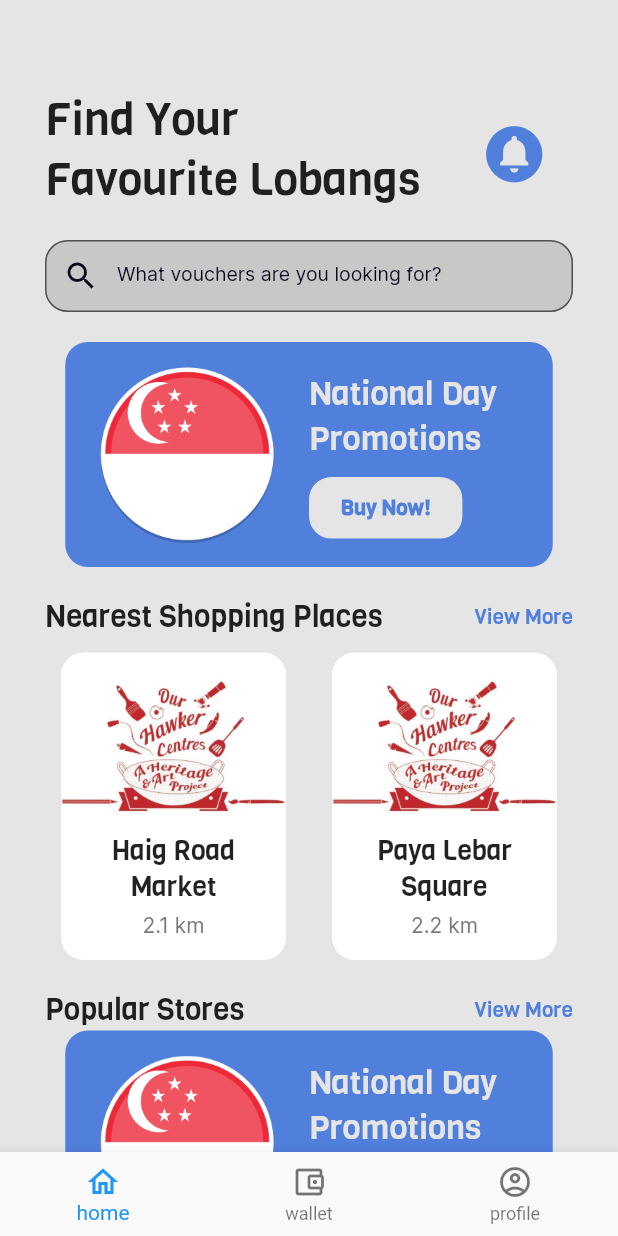
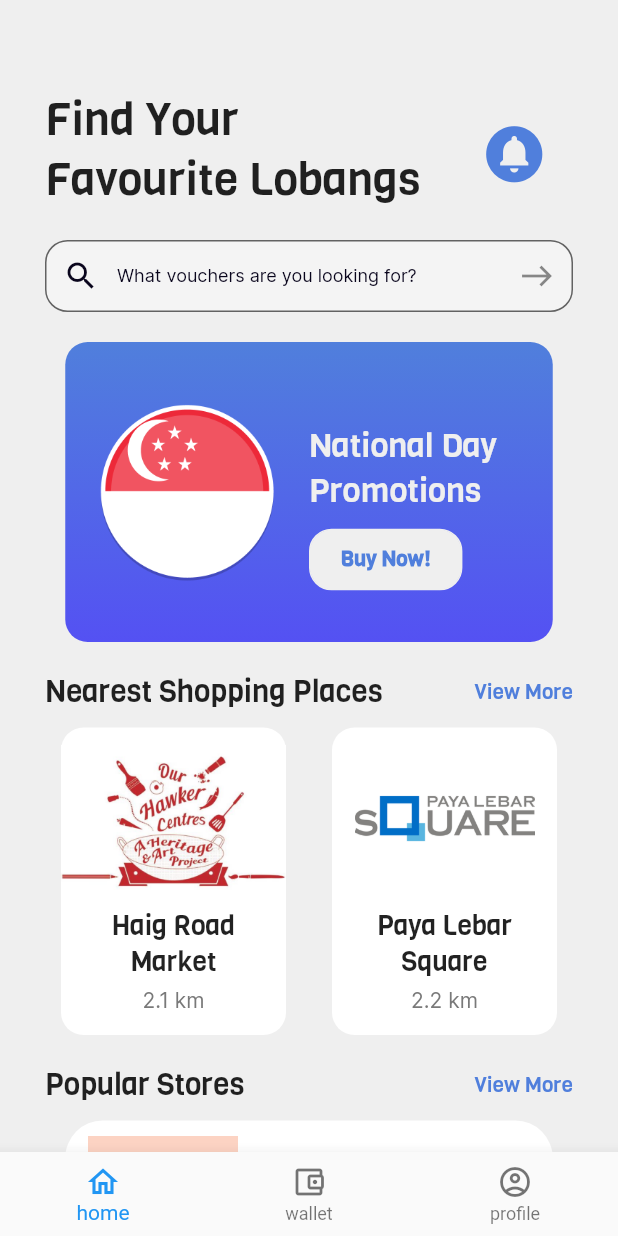
Before and after one commit to yonglert/Citi_HackOverFlow_2021, a Flutter app: the HomePage screen opened by its route, on a phone screen of 412 x 824 dp. Run offline on Flutter 3.47's test engine with Material 2 defaults, Android fonts, the phone set to English and light mode, and no system bars; missing offline and left inert: dart:ffi.

Commit message:
DONE HOMEPAGE

```diff
--- a/citi_hackathon/lib/const/colors.dart
+++ b/citi_hackathon/lib/const/colors.dart
@@ -1,8 +1,8 @@
 import 'package:flutter/material.dart';
 
 const Color blue = Color(0xFF507FDC);
-const Color white = Color(0xFFE5E5E5);
+const Color white = Color(0xFFEFEFEF);
 const Color black = Color(0xFF09051C);
-const Color containerWhite = Color(0xFFF4F4F4);
+const Color containerWhite = Color(0xFFF3ECEB);
 const Color searchbarGrey = Color(0xFFc9c7c7);
 const Color grey = Color(0xFF797979);
--- a/citi_hackathon/lib/homePage/homePage.dart
+++ b/citi_hackathon/lib/homePage/homePage.dart
@@ -14,8 +14,9 @@ class _HomePageState extends State<HomePage> {
   @override
   Widget build(BuildContext context) {
     bool inputField = false;
+    String searchText = "";
     return Scaffold(
-        backgroundColor: white,
+        backgroundColor: white ,
         body: LayoutBuilder(
           builder: (BuildContext context, BoxConstraints viewportConstraints) {
             return SingleChildScrollView(
@@ -70,19 +71,13 @@ class _HomePageState extends State<HomePage> {
                                               }
                                             },
                                             decoration: InputDecoration(
-                                                prefixIcon: GestureDetector(
-                                                  onTap: () {
-                                                    if (inputField) {
-                                                      Navigator.pop(context);
-                                                    }
-                                                  },
-                                                  child: Icon(
+                                                suffixIcon: Icon(Icons.east),
+                                                prefixIcon: Icon(
                                                   Icons.search_outlined,
                                                   color: black,
                                                 ),
-                                                ),
                                                 floatingLabelBehavior: FloatingLabelBehavior.auto,
-                                                fillColor: searchbarGrey,
+                                                fillColor: Colors.white30,
                                                 filled: true,
                                                 border: OutlineInputBorder(
                                                   borderRadius: BorderRadius.circular(15),
@@ -97,7 +92,7 @@ class _HomePageState extends State<HomePage> {
                                                 labelText: "What vouchers are you looking for?",
                                                 labelStyle: TextStyle(
                                                   fontFamily: 'inter',
-                                                  fontSize: 13,
+                                                  fontSize: 12,
                                                   color: black,
                                                 )
                                             )
@@ -110,9 +105,17 @@ class _HomePageState extends State<HomePage> {
                                   child: Column(
                                     children: <Widget>[
                                       Container(
-                                        height: 150,
+                                        height: 200,
                                         width: 325,
                                         decoration: BoxDecoration(
+                                          gradient: LinearGradient(
+                                            begin: Alignment.topCenter,
+                                            end: Alignment.bottomCenter,
+                                            colors: <Color>[
+                                              Color(0xFF507FDC),
+                                              Color(0xFF5451F3)
+                                            ]
+                                          ),
                                           color: blue,
                                           borderRadius: BorderRadius.circular(15),
                                         ),
@@ -132,6 +135,7 @@ class _HomePageState extends State<HomePage> {
                                               child: Container(
                                                 child: Column(
                                                   crossAxisAlignment: CrossAxisAlignment.start,
+                                                  mainAxisAlignment: MainAxisAlignment.center,
                                                   children: <Widget> [
                                                     Container(
                                                       child: Text(
@@ -144,7 +148,9 @@ class _HomePageState extends State<HomePage> {
                                                       ),
                                                       padding: EdgeInsets.fromLTRB(0, 20, 30, 10),
                                                     ),
-                                                    Container(
+                                                    GestureDetector(
+                                                      onTap: (){},
+                                                      child: Container(
                                                         padding: EdgeInsets.fromLTRB(20, 10, 20, 10),
                                                         decoration: BoxDecoration(
                                                           color: white,
@@ -160,6 +166,7 @@ class _HomePageState extends State<HomePage> {
                                                               color: blue,
                                                               fontWeight: FontWeight.bold,
                                                               fontFamily: 'viga_regular'
+                                                          ),
                                                         ),
                                                       ),
                                                     ),
@@ -258,7 +265,10 @@ class _HomePageState extends State<HomePage> {
                                                       child: Container(
                                                           height: 120,
                                                           width: 150,
-                                                          child: Image.asset('images/hawker.jpeg')
+                                                          child: Padding(
+                                                            padding: const EdgeInsets.all(15.0),
+                                                            child: Image.asset('images/PLS_logo.png'),
+                                                          )
                                                       ),
                                                     ),
                                                     Center(
@@ -317,65 +327,86 @@ class _HomePageState extends State<HomePage> {
                                           ),
                                         ],
                                       ),
-                                      Container(
-                                        height: 150,
+                                      Padding(
+                                        padding: EdgeInsets.fromLTRB(30, 10, 30, 5),
+                                        child: Container(
+                                          height: 120,
                                           width: 325,
                                           decoration: BoxDecoration(
-                                          color: blue,
-                                          borderRadius: BorderRadius.circular(15),
+                                            color: Colors.white,
+                                            borderRadius: BorderRadius.circular(25),
                                           ),
                                           child: Row(
-                                          mainAxisAlignment: MainAxisAlignment.spaceEvenly,
-                                          children: <Widget> [
-                                            Expanded(
-                                              flex: 1,
-                                              child: Container(
-                                                  height: 120,
-                                                  width: 120,
-                                                  child: Image.asset('images/singapore.png')
+                                            children: [
+                                              Padding(
+                                                padding: EdgeInsets.fromLTRB(15, 10, 15, 10),
+                                                child: Image.asset('images/love_bonito.png'),
                                               ),
+                                              Padding(
+                                                padding: const EdgeInsets.all(8.0),
+                                                child: Column(
+                                                  mainAxisAlignment: MainAxisAlignment.center,
+                                                  crossAxisAlignment: CrossAxisAlignment.start,
+                                                  children: [
+                                                    Text("Love Bonito",
+                                                        style: TextStyle(
+                                                          fontFamily: 'viga_regular',
+                                                          fontSize: 24,
+                                                        )
                                                     ),
-                                            Expanded(
-                                              flex: 1,
-                                              child: Container(
-                                                child: Column(
-                                                  crossAxisAlignment: CrossAxisAlignment.start,
-                                                  children: <Widget> [
-                                                    Container(
-                                                      child: Text(
-                                                        'National Day\nPromotions',
+                                                    Text("10 Vouchers Available",
                                                         style: TextStyle(
-                                                          fontSize: 22,
-                                                          color: white,
-                                                          fontFamily: 'viga_regular',
+                                                          fontFamily: 'inter',
+                                                          fontSize: 14,
+                                                          color: blue,
+                                                        )
                                                     ),
-                                                      ),
-                                                      padding: EdgeInsets.fromLTRB(0, 20, 30, 10),
-                                                    ),
-                                                    Container(
-                                                      padding: EdgeInsets.fromLTRB(20, 10, 20, 10),
-                                                      decoration: BoxDecoration(
-                                                        color: white,
-                                                        borderRadius: BorderRadius.circular(15),
-                                                        border: Border.all(
-                                                            color: white
-                                                        ),
-                                                      ),
-                                                      child: Text(
-                                                        'Buy Now!',
-                                                        style:
-                                                        TextStyle(
-                                                            color: blue,
-                                                            fontWeight: FontWeight.bold,
-                                                            fontFamily: 'viga_regular'
-                                                        ),
+                                                  ],
                                                 ),
                                               ),
                                             ],
                                           ),
                                         ),
                                       ),
+                                      Padding(
+                                        padding: EdgeInsets.fromLTRB(30, 0, 30, 5),
+                                        child: Container(
+                                          height: 120,
+                                          width: 325,
+                                          decoration: BoxDecoration(
+                                            color: Colors.white,
+                                            borderRadius: BorderRadius.circular(25),
+                                          ),
+                                          child: Row(
+                                            children: [
+                                              Padding(
+                                                padding: EdgeInsets.fromLTRB(15, 10, 15, 10),
+                                                child: Image.asset('images/kopitiam.jpeg', width: 100,height: 100),
+                                              ),
+                                              Padding(
+                                                padding: const EdgeInsets.all(8.0),
+                                                child: Column(
+                                                  mainAxisAlignment: MainAxisAlignment.center,
+                                                  crossAxisAlignment: CrossAxisAlignment.start,
+                                                  children: [
+                                                    Text("Kopitiam",
+                                                      style: TextStyle(
+                                                        fontFamily: 'viga_regular',
+                                                        fontSize: 24,
+                                                      )
+                                                    ),
+                                                    Text("14 Vouchers Available",
+                                                        style: TextStyle(
+                                                          fontFamily: 'inter',
+                                                          fontSize: 14,
+                                                          color: blue,
+                                                        )
+                                                    ),
                                                   ],
+                                                ),
+                                              ),
+                                            ],
+                                          ),
                                         ),
                                       ),
                                     ],
--- a/citi_hackathon/lib/main.dart
+++ b/citi_hackathon/lib/main.dart
@@ -19,7 +19,7 @@ class _MyAppState extends State<MyApp> {
   Widget build(BuildContext context) {
     return MaterialApp(
       title: 'ScanLor!',
-      home: VendorPage(),
+      home: HomePage(),
       routes: <String, WidgetBuilder>{
         loginPage: (BuildContext context) => LoginPage(),
         homePage: (BuildContext context) => HomePage(),
```
Also changed, not shown: citi_hackathon/images/daiso.png (added), citi_hackathon/images/kopitiam.jpeg (added), citi_hackathon/images/love_bonito.png (added). Lines whose indentation alone changed are shown as unchanged.
